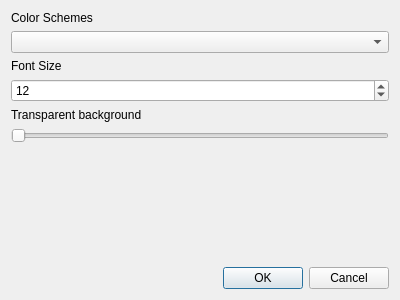
First picture: the form in src/globaloptions.ui, repository QQxiaoming/quardCRT, before the edit.
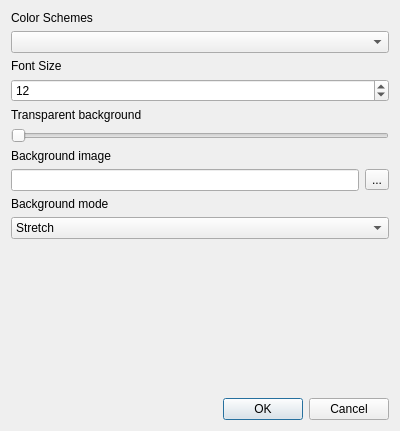
Second picture: the form after the edit.

Commit message: src:added terminal background setting function and fixed incorrect background rendering

Patch:
```diff
--- a/src/globaloptions.ui
+++ b/src/globaloptions.ui
@@ -7,7 +7,7 @@
     <x>0</x>
     <y>0</y>
     <width>400</width>
-    <height>300</height>
+    <height>431</height>
    </rect>
   </property>
   <property name="windowTitle">
@@ -61,6 +61,69 @@
      </property>
     </widget>
    </item>
+   <item>
+    <widget class="QLabel" name="label_4">
+     <property name="text">
+      <string>Background image</string>
+     </property>
+    </widget>
+   </item>
+   <item>
+    <layout class="QHBoxLayout" name="horizontalLayout">
+     <item>
+      <widget class="QLineEdit" name="lineEditBackgroundImage"/>
+     </item>
+     <item>
+      <widget class="QToolButton" name="toolButtonBackgroundImage">
+       <property name="text">
+        <string notr="true">...</string>
+       </property>
+      </widget>
+     </item>
+    </layout>
+   </item>
+   <item>
+    <widget class="QLabel" name="label_5">
+     <property name="text">
+      <string>Background mode</string>
+     </property>
+    </widget>
+   </item>
+   <item>
+    <widget class="QComboBox" name="comboBoxBackgroundMode">
+     <property name="currentText">
+      <string>Stretch</string>
+     </property>
+     <property name="currentIndex">
+      <number>1</number>
+     </property>
+     <item>
+      <property name="text">
+       <string>None</string>
+      </property>
+     </item>
+     <item>
+      <property name="text">
+       <string>Stretch</string>
+      </property>
+     </item>
+     <item>
+      <property name="text">
+       <string>Zoom</string>
+      </property>
+     </item>
+     <item>
+      <property name="text">
+       <string>Fit</string>
+      </property>
+     </item>
+     <item>
+      <property name="text">
+       <string>Center</string>
+      </property>
+     </item>
+    </widget>
+   </item>
    <item>
     <spacer name="verticalSpacer">
      <property name="orientation">
```
The commit also changes 47 other files.
